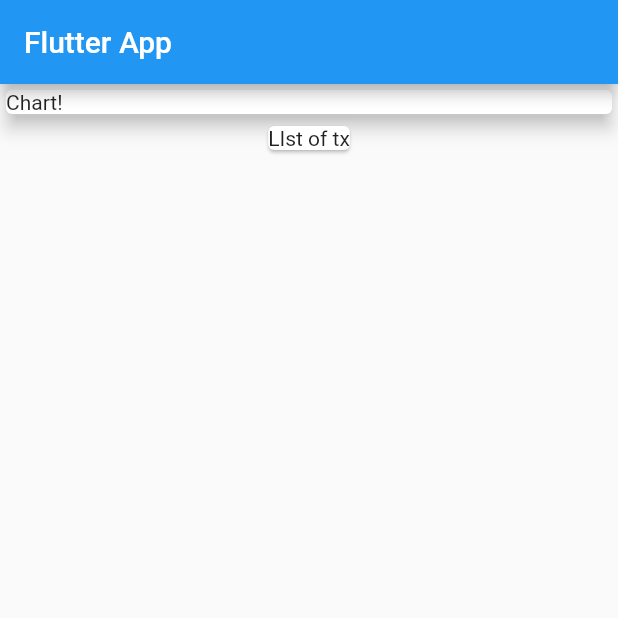
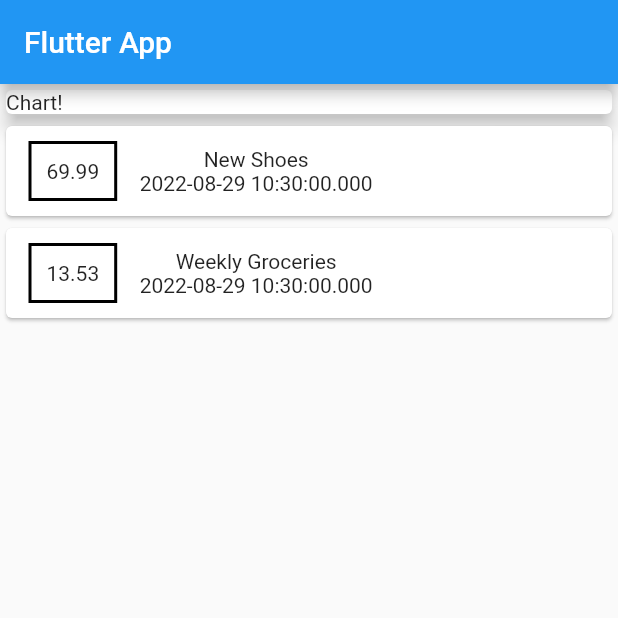
Before and after one commit to Ranko1996/flutter_firstapp, a Flutter app: the screen it shows after launch, on a phone screen of 412 x 824 dp, the top half of it. Run offline on Flutter 3.47's test engine with Material 2 defaults, Android fonts, the phone set to English and light mode, and no system bars.

Commit message:
small change

```diff
--- a/lib/main.dart
+++ b/lib/main.dart
@@ -21,7 +21,7 @@ class MyHomePage extends StatelessWidget {
       amount: 69.99,
       date: DateTime.now(),
     ),
-     Transaction(
+    Transaction(
       id: 't2',
       title: 'Weekly Groceries',
       amount: 13.53,
@@ -43,9 +43,30 @@ class MyHomePage extends StatelessWidget {
                 child: Text('Chart!'),
               ),
             ),
-            const Card(
-              child: Text('LIst of tx'),
-            )
+            Column(
+              children: transactions.map((tx) {
+                return Card(
+                  child: Row(
+                    children: <Widget>[
+                      Container(
+                        padding: const EdgeInsets.all(10),
+                        margin: const EdgeInsets.symmetric(
+                            vertical: 10, horizontal: 15),
+                        decoration: BoxDecoration(
+                            border: Border.all(color: Colors.black, width: 2)),
+                        child: Text(tx.amount.toString()),
+                      ),
+                      Column(
+                        children: <Widget>[
+                          Text(tx.title),
+                          Text(tx.date.toString())
+                        ],
+                      )
+                    ],
+                  ),
+                );
+              }).toList(),
+            ),
           ],
         ));
   }
```
